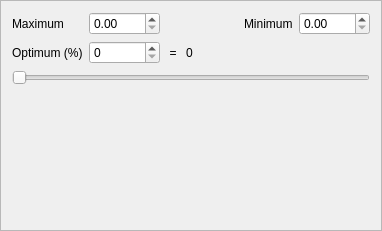
Qt form braviz/interaction/qt_guis/rational_details_frame.ui (diego0020/braviz-app) before a commit.
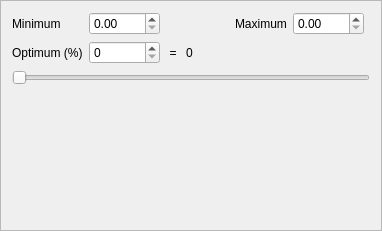
The same form after that commit.

```diff
--- a/braviz/interaction/qt_guis/rational_details_frame.ui
+++ b/braviz/interaction/qt_guis/rational_details_frame.ui
@@ -20,46 +20,6 @@
    <enum>QFrame::Raised</enum>
   </property>
   <layout class="QGridLayout" name="gridLayout">
-   <item row="0" column="1">
-    <widget class="QDoubleSpinBox" name="maximum_val">
-     <property name="maximum">
-      <double>9999.000000000000000</double>
-     </property>
-    </widget>
-   </item>
-   <item row="0" column="5">
-    <widget class="QLabel" name="label">
-     <property name="toolTip">
-      <string>Select the expected minimum value for this variable</string>
-     </property>
-     <property name="text">
-      <string>Minimum</string>
-     </property>
-     <property name="buddy">
-      <cstring>minimum_val</cstring>
-     </property>
-    </widget>
-   </item>
-   <item row="0" column="6">
-    <widget class="QDoubleSpinBox" name="minimum_val">
-     <property name="maximum">
-      <double>9999.000000000000000</double>
-     </property>
-    </widget>
-   </item>
-   <item row="0" column="0">
-    <widget class="QLabel" name="label_2">
-     <property name="toolTip">
-      <string>Select the expected maximum value for this variable</string>
-     </property>
-     <property name="text">
-      <string>Maximum</string>
-     </property>
-     <property name="buddy">
-      <cstring>maximum_val</cstring>
-     </property>
-    </widget>
-   </item>
    <item row="2" column="1">
     <widget class="QSpinBox" name="optimum_val">
      <property name="maximum">
@@ -119,14 +79,47 @@
      </property>
     </spacer>
    </item>
-   <item row="2" column="3">
-    <widget class="QLabel" name="optimum_real_value">
+   <item row="1" column="0">
+    <widget class="QLabel" name="label">
+     <property name="toolTip">
+      <string>Select the expected minimum value for this variable</string>
+     </property>
      <property name="text">
-      <string>0</string>
+      <string>Minimum</string>
      </property>
+     <property name="buddy">
+      <cstring>minimum_val</cstring>
+     </property>
     </widget>
    </item>
-   <item row="0" column="3">
+   <item row="1" column="1">
+    <widget class="QDoubleSpinBox" name="minimum_val">
+     <property name="maximum">
+      <double>9999.000000000000000</double>
+     </property>
+    </widget>
+   </item>
+   <item row="1" column="4">
+    <widget class="QLabel" name="label_2">
+     <property name="toolTip">
+      <string>Select the expected maximum value for this variable</string>
+     </property>
+     <property name="text">
+      <string>Maximum</string>
+     </property>
+     <property name="buddy">
+      <cstring>maximum_val</cstring>
+     </property>
+    </widget>
+   </item>
+   <item row="1" column="5">
+    <widget class="QDoubleSpinBox" name="maximum_val">
+     <property name="maximum">
+      <double>9999.000000000000000</double>
+     </property>
+    </widget>
+   </item>
+   <item row="1" column="3">
     <spacer name="horizontalSpacer">
      <property name="orientation">
       <enum>Qt::Horizontal</enum>
@@ -139,6 +132,13 @@
      </property>
     </spacer>
    </item>
+   <item row="2" column="3">
+    <widget class="QLabel" name="optimum_real_value">
+     <property name="text">
+      <string>0</string>
+     </property>
+    </widget>
+   </item>
   </layout>
  </widget>
  <resources/>
```
